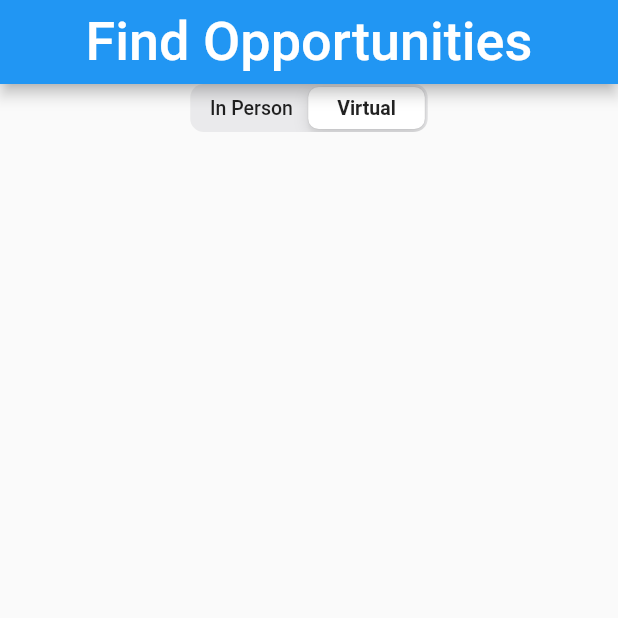
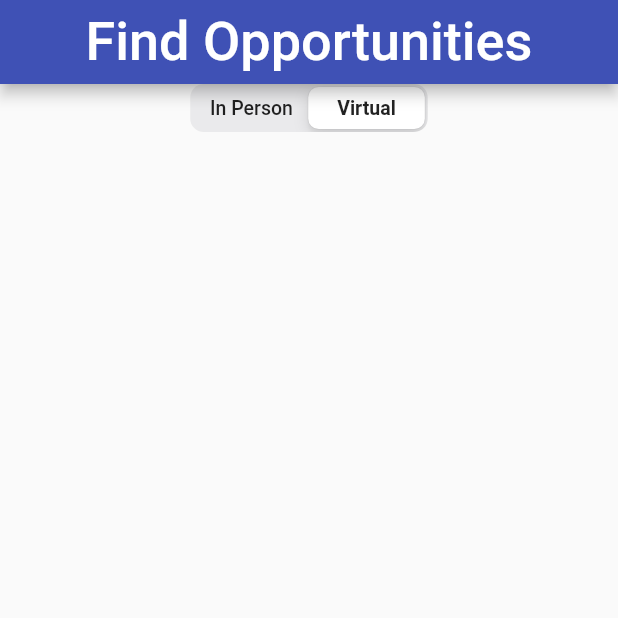
Before and after one commit to solbell2/volunTEEN, a Flutter app: the FindOpps screen opened directly, on a phone screen of 412 x 824 dp, the top half of it. Run offline on Flutter 3.47's test engine with Material 2 defaults, Android fonts, the phone set to English and light mode, and no system bars; our stand-ins replace cloud_firestore, date_format, firebase_auth, firebase_core, shared_preferences; accounts and stored records are empty; Roboto replaces fonts that are missing (Raleway).

Commit message:
Update FindOpps.dart

```diff
--- a/lib/FindOpps.dart
+++ b/lib/FindOpps.dart
@@ -25,6 +25,7 @@ class FindOppsState extends State<FindOpps> {
       appBar: AppBar(
         title: Text('Find Opportunities'),
         centerTitle: true,
+        backgroundColor: Colors.indigo,
       ),
       body: FutureBuilder(
         future: getOpps(),
@@ -65,6 +66,7 @@ class FindOppsState extends State<FindOpps> {
           return Card(
             child: ListTile(
               title: Text(opps[i].name),
+              tileColor: Colors.orange[100],
               subtitle: Text("${opps[i].dateTime}\n${opps[i].address}\nParticipants: ${opps[i].participants.split(', ').length-1}\n${opps[i].tags}"),
               onTap: () {
                 Navigator.of(context).push(MaterialPageRoute(builder: (context) => EventDetails(info: opps[i])));
```
